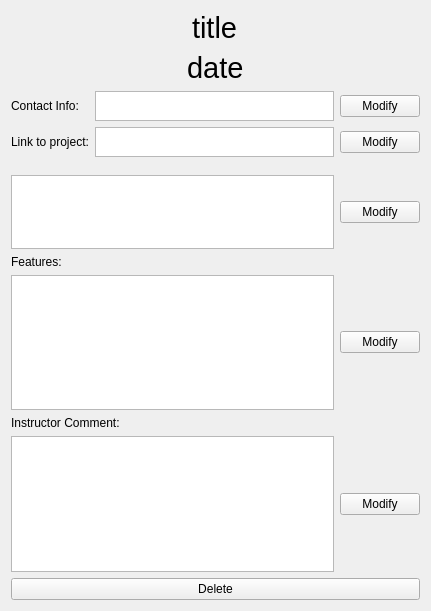
Above: SDDD/projectui.ui from hux8/SDD-Project before the change. Below: the same form after it.
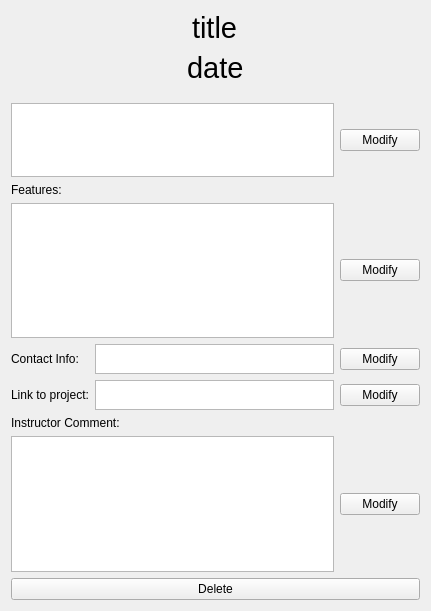
That is the form after the change.

```diff
--- a/SDDD/projectui.ui
+++ b/SDDD/projectui.ui
@@ -42,72 +42,6 @@
      </item>
     </layout>
    </item>
-   <item>
-    <layout class="QVBoxLayout" name="verticalLayout">
-     <item>
-      <layout class="QHBoxLayout" name="horizontalLayout_4">
-       <item>
-        <widget class="QLabel" name="label_3">
-         <property name="text">
-          <string>Contact Info:   </string>
-         </property>
-        </widget>
-       </item>
-       <item>
-        <widget class="QTextEdit" name="contact">
-         <property name="enabled">
-          <bool>true</bool>
-         </property>
-         <property name="maximumSize">
-          <size>
-           <width>16777215</width>
-           <height>30</height>
-          </size>
-         </property>
-        </widget>
-       </item>
-       <item>
-        <widget class="QPushButton" name="bmodifyContact">
-         <property name="text">
-          <string>Modify</string>
-         </property>
-        </widget>
-       </item>
-      </layout>
-     </item>
-     <item>
-      <layout class="QHBoxLayout" name="horizontalLayout_5">
-       <item>
-        <widget class="QLabel" name="label_4">
-         <property name="text">
-          <string>Link to project:</string>
-         </property>
-        </widget>
-       </item>
-       <item>
-        <widget class="QTextEdit" name="url">
-         <property name="enabled">
-          <bool>true</bool>
-         </property>
-         <property name="maximumSize">
-          <size>
-           <width>16777215</width>
-           <height>30</height>
-          </size>
-         </property>
-        </widget>
-       </item>
-       <item>
-        <widget class="QPushButton" name="bmodifyUrl">
-         <property name="text">
-          <string>Modify</string>
-         </property>
-        </widget>
-       </item>
-      </layout>
-     </item>
-    </layout>
-   </item>
    <item>
     <layout class="QHBoxLayout" name="horizontalLayout">
      <property name="topMargin">
@@ -142,7 +76,7 @@
      </item>
     </layout>
    </item>
-   <item alignment="Qt::AlignBottom">
+   <item>
     <widget class="QLabel" name="label_2">
      <property name="text">
       <string>Features:</string>
@@ -152,7 +86,15 @@
    <item>
     <layout class="QHBoxLayout" name="horizontalLayout_3">
      <item>
-      <widget class="QTextEdit" name="features"/>
+      <widget class="QTextEdit" name="features">
+       <property name="html">
+        <string>&lt;!DOCTYPE HTML PUBLIC &quot;-//W3C//DTD HTML 4.0//EN&quot; &quot;http://www.w3.org/TR/REC-html40/strict.dtd&quot;&gt;
+&lt;html&gt;&lt;head&gt;&lt;meta name=&quot;qrichtext&quot; content=&quot;1&quot; /&gt;&lt;style type=&quot;text/css&quot;&gt;
+p, li { white-space: pre-wrap; }
+&lt;/style&gt;&lt;/head&gt;&lt;body style=&quot; font-family:'.SF NS Text'; font-size:13pt; font-weight:400; font-style:normal;&quot;&gt;
+&lt;p style=&quot;-qt-paragraph-type:empty; margin-top:0px; margin-bottom:0px; margin-left:0px; margin-right:0px; -qt-block-indent:0; text-indent:0px;&quot;&gt;&lt;br /&gt;&lt;/p&gt;&lt;/body&gt;&lt;/html&gt;</string>
+       </property>
+      </widget>
      </item>
      <item>
       <widget class="QPushButton" name="bmodifyFeatures">
@@ -163,6 +105,72 @@
      </item>
     </layout>
    </item>
+   <item>
+    <layout class="QVBoxLayout" name="verticalLayout">
+     <item>
+      <layout class="QHBoxLayout" name="horizontalLayout_4">
+       <item>
+        <widget class="QLabel" name="lcontact">
+         <property name="text">
+          <string>Contact Info:   </string>
+         </property>
+        </widget>
+       </item>
+       <item>
+        <widget class="QTextEdit" name="contact">
+         <property name="enabled">
+          <bool>true</bool>
+         </property>
+         <property name="maximumSize">
+          <size>
+           <width>16777215</width>
+           <height>30</height>
+          </size>
+         </property>
+        </widget>
+       </item>
+       <item>
+        <widget class="QPushButton" name="bmodifyContact">
+         <property name="text">
+          <string>Modify</string>
+         </property>
+        </widget>
+       </item>
+      </layout>
+     </item>
+     <item>
+      <layout class="QHBoxLayout" name="horizontalLayout_5">
+       <item>
+        <widget class="QLabel" name="lurl">
+         <property name="text">
+          <string>Link to project:</string>
+         </property>
+        </widget>
+       </item>
+       <item>
+        <widget class="QTextEdit" name="url">
+         <property name="enabled">
+          <bool>true</bool>
+         </property>
+         <property name="maximumSize">
+          <size>
+           <width>16777215</width>
+           <height>30</height>
+          </size>
+         </property>
+        </widget>
+       </item>
+       <item>
+        <widget class="QPushButton" name="bmodifyUrl">
+         <property name="text">
+          <string>Modify</string>
+         </property>
+        </widget>
+       </item>
+      </layout>
+     </item>
+    </layout>
+   </item>
    <item alignment="Qt::AlignBottom">
     <widget class="QLabel" name="label_5">
      <property name="text">
```
Left out of the diff: 12 changed lines with no effect on the pictures.
